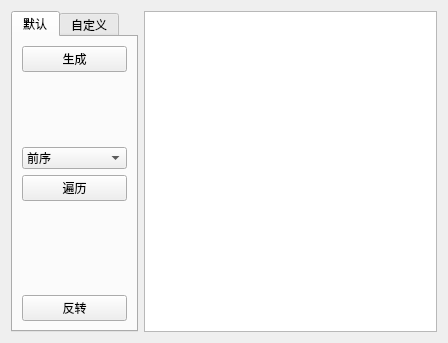
Above: MainWin/mainwin.ui from upkeke/Tree_Show before the change. Below: the same form after it.
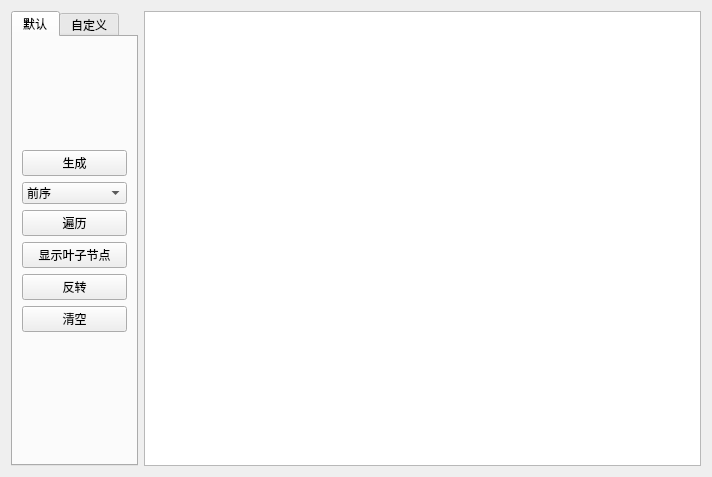
That is the form after the change. Icons and pictures are not drawn.

Patch:
```diff
--- a/MainWin/mainwin.ui
+++ b/MainWin/mainwin.ui
@@ -6,8 +6,8 @@
    <rect>
     <x>0</x>
     <y>0</y>
-    <width>448</width>
-    <height>343</height>
+    <width>712</width>
+    <height>477</height>
    </rect>
   </property>
   <property name="windowTitle">
@@ -24,13 +24,6 @@
        <string>默认</string>
       </attribute>
       <layout class="QVBoxLayout" name="verticalLayout">
-       <item>
-        <widget class="QPushButton" name="btn_build">
-         <property name="text">
-          <string>生成</string>
-         </property>
-        </widget>
-       </item>
        <item>
         <spacer name="verticalSpacer">
          <property name="orientation">
@@ -44,6 +37,13 @@
          </property>
         </spacer>
        </item>
+       <item>
+        <widget class="QPushButton" name="btn_build">
+         <property name="text">
+          <string>生成</string>
+         </property>
+        </widget>
+       </item>
        <item>
         <widget class="QComboBox" name="cb_foreach">
          <item>
@@ -70,6 +70,27 @@
          </property>
         </widget>
        </item>
+       <item>
+        <widget class="QPushButton" name="btn_leave">
+         <property name="text">
+          <string>显示叶子节点</string>
+         </property>
+        </widget>
+       </item>
+       <item>
+        <widget class="QPushButton" name="btn_reverse">
+         <property name="text">
+          <string>反转</string>
+         </property>
+        </widget>
+       </item>
+       <item>
+        <widget class="QPushButton" name="btn_clear">
+         <property name="text">
+          <string>清空</string>
+         </property>
+        </widget>
+       </item>
        <item>
         <spacer name="verticalSpacer_2">
          <property name="orientation">
@@ -89,14 +110,7 @@
           <string/>
          </property>
          <property name="pixmap">
-          <pixmap resource="res.qrc">:/m/img/green.jpg</pixmap>
-         </property>
-        </widget>
-       </item>
-       <item>
-        <widget class="QPushButton" name="btn_reverse">
-         <property name="text">
-          <string>反转</string>
+          <pixmap>:/m/img/green.jpg</pixmap>
          </property>
         </widget>
        </item>
```
Left out of the diff: 10 changed lines with no effect on the pictures.
